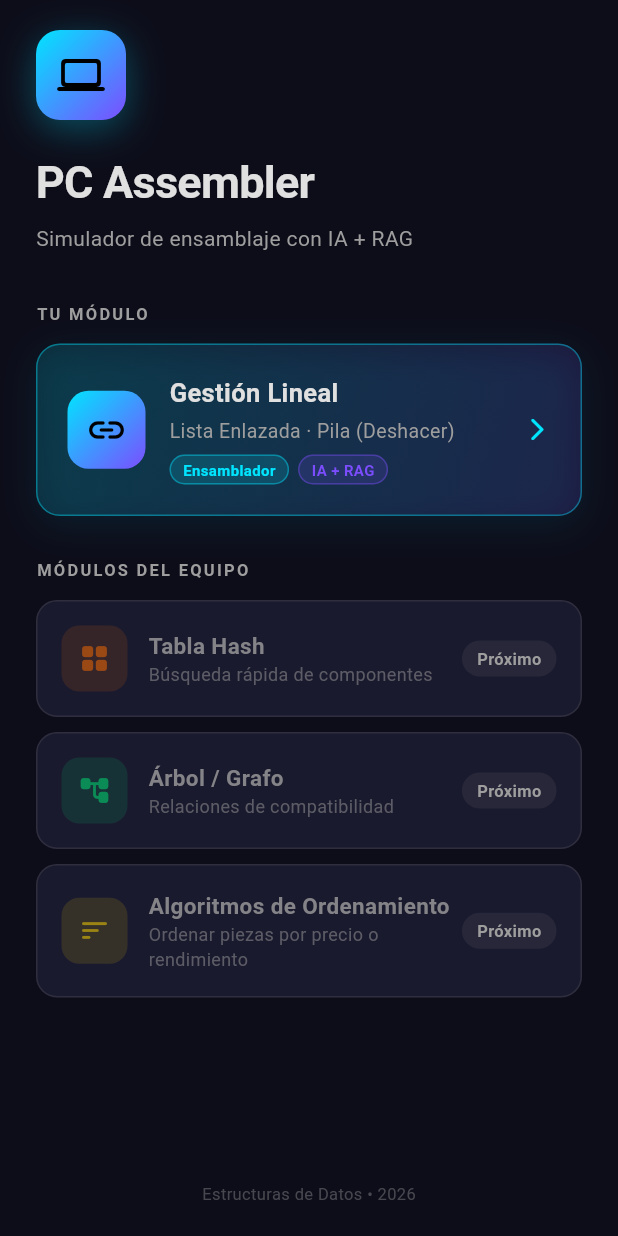
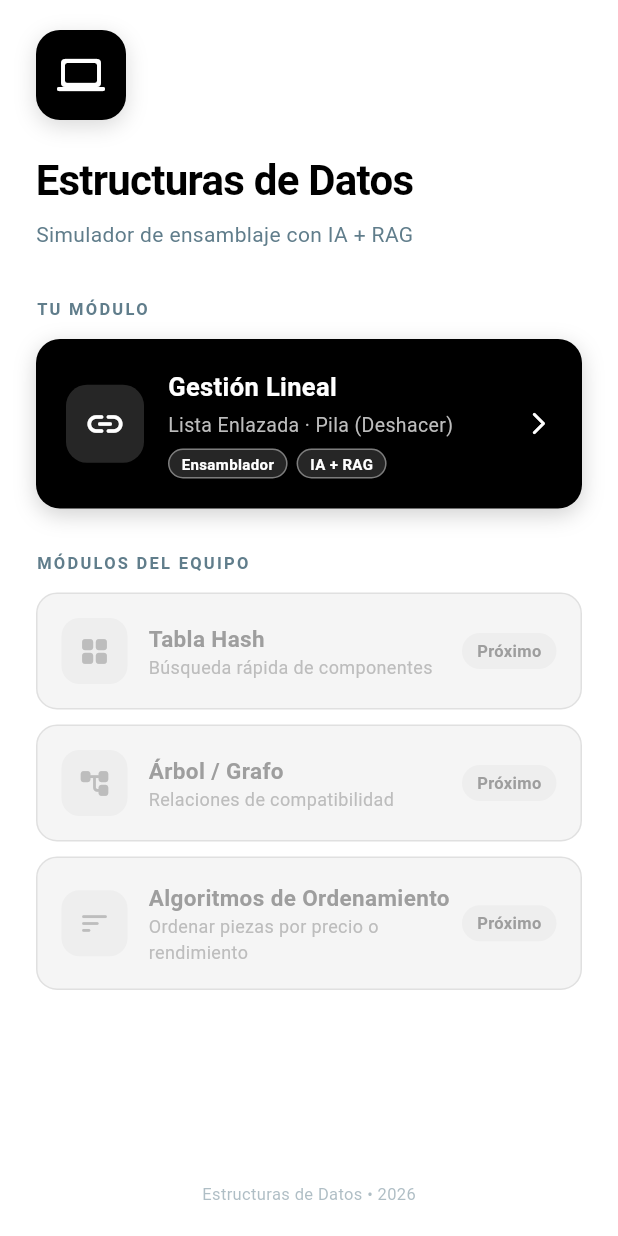
Before and after one commit to PabloRiveraM/Proyecto_Final---Programacion, a Flutter app: the screen it shows after launch, on a phone screen of 412 x 824 dp. Run offline on Flutter 3.47's test engine with Material 3 defaults, Android fonts, the phone set to English and light mode, and no system bars.

```diff
--- a/lib/main.dart
+++ b/lib/main.dart
@@ -12,23 +12,29 @@ class MyApp extends StatelessWidget {
   @override
   Widget build(BuildContext context) {
     return MaterialApp(
-      title: 'PC Assembler',
+      title: 'Estructuras de Datos',
       debugShowCheckedModeBanner: false,
       theme: ThemeData(
-        scaffoldBackgroundColor: const Color(0xFF0D0D1A),
+        // === PALETA DE COLORES ORIGINAL DEL PROYECTO ===
+        scaffoldBackgroundColor: Colors.white,
         colorScheme: ColorScheme.fromSeed(
-          brightness: Brightness.dark,
-          seedColor: const Color(0xFF00E5FF),
-          primary: const Color(0xFF00E5FF),
-          secondary: const Color(0xFF7C4DFF),
-          surface: const Color(0xFF1A1A2E),
-          error: const Color(0xFFFF1744),
+          seedColor: Colors.black,
+          primary: Colors.black,               // Negro (Formal)
+          secondary: Colors.blueGrey.shade700, // Gris azulado
+          surface: Colors.white,               // Tarjetas blancas
+          error: Colors.red.shade700,          // Para alertas
         ),
+        // Estilo de la barra superior
         appBarTheme: const AppBarTheme(
-          backgroundColor: Color(0xFF1A1A2E),
-          foregroundColor: Color(0xFFE0E0E0),
+          backgroundColor: Colors.black,
+          foregroundColor: Colors.white,
           elevation: 0,
           centerTitle: true,
+        ),
+        // Estilo de los botones flotantes
+        floatingActionButtonTheme: FloatingActionButtonThemeData(
+          backgroundColor: Colors.blueGrey.shade700,
+          foregroundColor: Colors.white,
         ),
         useMaterial3: true,
       ),
@@ -52,12 +58,11 @@ class _HomeScreenState extends State<HomeScreen>
   late Animation<double> _fadeIn;
   late Animation<Offset> _slideUp;
 
-  static const Color _bgBase = Color(0xFF0D0D1A);
-  static const Color _bgCard = Color(0xFF1A1A2E);
-  static const Color _cyan = Color(0xFF00E5FF);
-  static const Color _purple = Color(0xFF7C4DFF);
-  static const Color _textPrimary = Color(0xFFE0E0E0);
-  static const Color _textSecondary = Color(0xFF9E9E9E);
+  // === PALETA DE COLORES ORIGINAL DEL PROYECTO ===
+  static const Color _bgBase = Colors.white;
+  static const Color _bgCard = Color(0xFFF5F5F5);
+  static const Color _textPrimary = Colors.black;
+  static const Color _textSecondary = Color(0xFF607D8B); // blueGrey
 
   @override
   void initState() {
@@ -142,29 +147,25 @@ class _HomeScreenState extends State<HomeScreen>
           width: 60,
           height: 60,
           decoration: BoxDecoration(
-            gradient: const LinearGradient(
-              colors: [_cyan, _purple],
-              begin: Alignment.topLeft,
-              end: Alignment.bottomRight,
-            ),
+            color: Colors.black,
             borderRadius: BorderRadius.circular(16),
             boxShadow: [
               BoxShadow(
-                color: _cyan.withValues(alpha: 0.3),
-                blurRadius: 20,
-                offset: const Offset(0, 6),
+                color: Colors.black.withValues(alpha: 0.15),
+                blurRadius: 12,
+                offset: const Offset(0, 4),
               ),
             ],
           ),
           child: const Icon(Icons.computer_rounded,
-              color: Colors.black, size: 32),
+              color: Colors.white, size: 32),
         ),
         const SizedBox(height: 20),
         const Text(
-          'PC Assembler',
+          'Estructuras de Datos',
           style: TextStyle(
             color: _textPrimary,
-            fontSize: 30,
+            fontSize: 28,
             fontWeight: FontWeight.bold,
             letterSpacing: -0.5,
           ),
@@ -210,21 +211,13 @@ class _HomeScreenState extends State<HomeScreen>
       child: Container(
         padding: const EdgeInsets.all(20),
         decoration: BoxDecoration(
-          gradient: LinearGradient(
-            colors: [
-              _cyan.withValues(alpha: 0.15),
-              _purple.withValues(alpha: 0.15),
-            ],
-            begin: Alignment.topLeft,
-            end: Alignment.bottomRight,
-          ),
+          color: Colors.black,
           borderRadius: BorderRadius.circular(16),
-          border: Border.all(color: _cyan.withValues(alpha: 0.4)),
           boxShadow: [
             BoxShadow(
-              color: _cyan.withValues(alpha: 0.08),
-              blurRadius: 20,
-              offset: const Offset(0, 6),
+              color: Colors.black.withValues(alpha: 0.18),
+              blurRadius: 12,
+              offset: const Offset(0, 4),
             ),
           ],
         ),
@@ -234,48 +227,45 @@ class _HomeScreenState extends State<HomeScreen>
               width: 52,
               height: 52,
               decoration: BoxDecoration(
-                gradient: const LinearGradient(
-                  colors: [_cyan, _purple],
-                  begin: Alignment.topLeft,
-                  end: Alignment.bottomRight,
-                ),
+                color: Colors.white.withValues(alpha: 0.15),
                 borderRadius: BorderRadius.circular(14),
               ),
               child: const Icon(Icons.link_rounded,
-                  color: Colors.black, size: 28),
+                  color: Colors.white, size: 28),
             ),
             const SizedBox(width: 16),
             Expanded(
               child: Column(
                 crossAxisAlignment: CrossAxisAlignment.start,
-                children: const [
-                  Text(
+                children: [
+                  const Text(
                     'Gestión Lineal',
                     style: TextStyle(
-                      color: _textPrimary,
+                      color: Colors.white,
                       fontSize: 17,
                       fontWeight: FontWeight.bold,
                     ),
                   ),
-                  SizedBox(height: 4),
-                  Text(
+                  const SizedBox(height: 4),
+                  const Text(
                     'Lista Enlazada · Pila (Deshacer)',
-                    style:
-                        TextStyle(color: _textSecondary, fontSize: 13),
+                    style: TextStyle(
+                        color: Color(0xFFBDBDBD), fontSize: 13),
                   ),
-                  SizedBox(height: 6),
+                  const SizedBox(height: 6),
                   Row(
                     children: [
-                      _ChipLabel(label: 'Ensamblador', color: _cyan),
-                      SizedBox(width: 6),
-                      _ChipLabel(label: 'IA + RAG', color: _purple),
+                      _ChipLabel(
+                          label: 'Ensamblador', color: Colors.white),
+                      const SizedBox(width: 6),
+                      _ChipLabel(label: 'IA + RAG', color: Colors.white),
                     ],
                   ),
                 ],
               ),
             ),
             const Icon(Icons.arrow_forward_ios_rounded,
-                color: _cyan, size: 18),
+                color: Colors.white, size: 18),
           ],
         ),
       ),
@@ -293,7 +283,7 @@ class _HomeScreenState extends State<HomeScreen>
       decoration: BoxDecoration(
         color: _bgCard,
         borderRadius: BorderRadius.circular(14),
-        border: Border.all(color: _textSecondary.withValues(alpha: 0.15)),
+        border: Border.all(color: Colors.grey.shade300),
       ),
       child: Row(
         children: [
@@ -301,11 +291,10 @@ class _HomeScreenState extends State<HomeScreen>
             width: 44,
             height: 44,
             decoration: BoxDecoration(
-              color: color.withValues(alpha: 0.12),
+              color: Colors.grey.shade200,
               borderRadius: BorderRadius.circular(12),
             ),
-            child: Icon(icon,
-                color: color.withValues(alpha: 0.5), size: 22),
+            child: Icon(icon, color: Colors.grey.shade400, size: 22),
           ),
           const SizedBox(width: 14),
           Expanded(
@@ -314,16 +303,16 @@ class _HomeScreenState extends State<HomeScreen>
               children: [
                 Text(
                   titulo,
-                  style: TextStyle(
-                    color: _textSecondary.withValues(alpha: 0.8),
+                  style: const TextStyle(
+                    color: Color(0xFF9E9E9E),
                     fontWeight: FontWeight.bold,
                     fontSize: 15,
                   ),
                 ),
                 Text(
                   descripcion,
-                  style: TextStyle(
-                    color: _textSecondary.withValues(alpha: 0.5),
+                  style: const TextStyle(
+                    color: Color(0xFFBDBDBD),
                     fontSize: 12,
                   ),
                 ),
@@ -334,13 +323,13 @@ class _HomeScreenState extends State<HomeScreen>
             padding:
                 const EdgeInsets.symmetric(horizontal: 10, vertical: 4),
             decoration: BoxDecoration(
-              color: _textSecondary.withValues(alpha: 0.1),
+              color: Colors.grey.shade200,
               borderRadius: BorderRadius.circular(20),
             ),
             child: const Text(
               'Próximo',
               style: TextStyle(
-                  color: _textSecondary,
+                  color: Color(0xFF9E9E9E),
                   fontSize: 11,
                   fontWeight: FontWeight.bold),
             ),
@@ -355,7 +344,7 @@ class _HomeScreenState extends State<HomeScreen>
       child: Text(
         'Estructuras de Datos • 2026',
         style: TextStyle(
-          color: _textSecondary.withValues(alpha: 0.4),
+          color: _textSecondary.withValues(alpha: 0.5),
           fontSize: 11,
         ),
       ),
```
Also changed, not shown: lib/list_screen.dart (deleted, +0 -59 lines), lib/models/data_structures/custom_graph.dart (deleted, +0 -38 lines), lib/models/data_structures/custom_stack.dart (added, +30 -0 lines).
